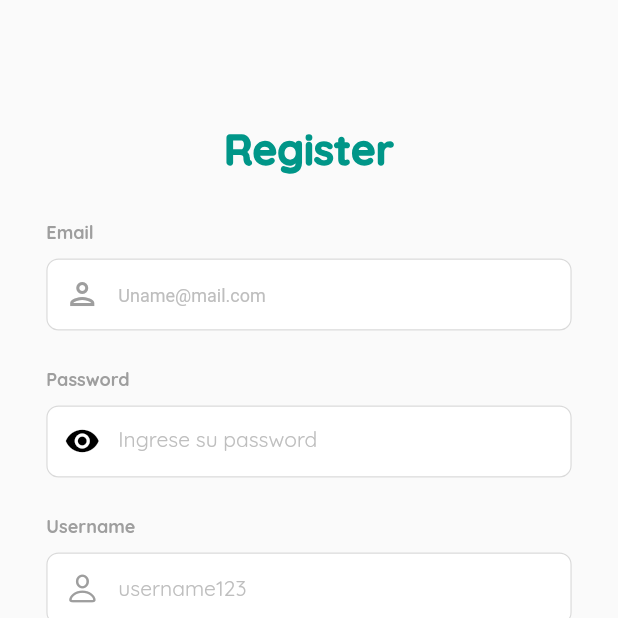
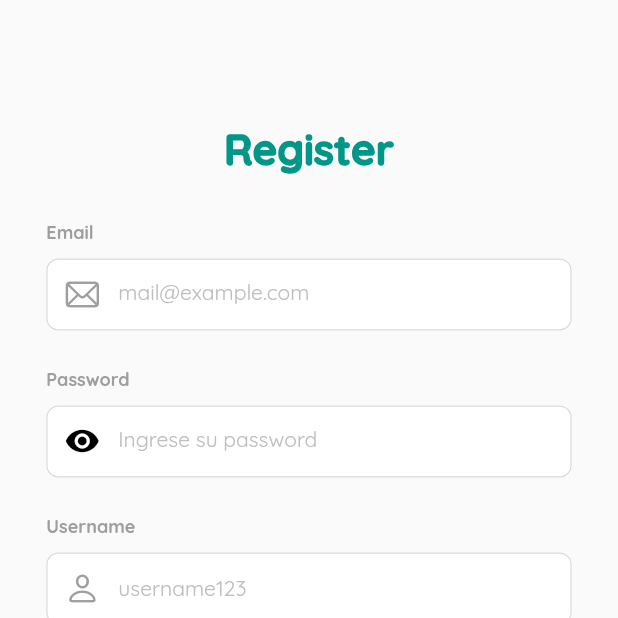
Before and after one commit to Christgrant98/ai-fish-aquarium, a Flutter app: the RegistroPage screen opened by its route, on a phone screen of 412 x 824 dp, the top half of it. Run offline on Flutter 3.47's test engine with Material 2 defaults, Android fonts, the phone set to English and light mode, and no system bars; our stand-ins replace blurrycontainer, camera, carousel_slider, go_router, google_fonts, google_nav_bar and 3 more; missing offline and left inert: google_mlkit_image_labeling, langchain, langchain_openai; accounts and stored records are empty.

```diff
--- a/lib/src/utils/widgets/email_form_field.dart
+++ b/lib/src/utils/widgets/email_form_field.dart
@@ -35,20 +35,22 @@ class EmailFormField extends StatelessWidget {
         const SizedBox(height: 10),
         BaseTextFormField(
           initialValue: initialValue,
-          decoration: const InputDecoration(
-            contentPadding: EdgeInsets.all(10),
+          decoration: InputDecoration(
+            contentPadding: const EdgeInsets.all(10),
             floatingLabelBehavior: FloatingLabelBehavior.never,
-            prefixIcon: Icon(
-              Icons.person_outlined,
+            floatingLabelStyle: const TextStyle(
+              color: Colors.black,
+            ),
+            prefixIcon: const Icon(
+              CupertinoIcons.envelope,
               color: Colors.grey,
             ),
             filled: true,
             fillColor: Colors.white,
-            hintText: 'Uname@mail.com',
-            hintStyle: TextStyle(
-              color: Color.fromARGB(255, 190, 190, 190),
-              fontSize: 12,
-              fontFamily: 'ProductSans',
+            labelText: 'mail@example.com',
+            labelStyle: GoogleFonts.quicksand(
+              color: const Color.fromARGB(255, 190, 190, 190),
+              fontSize: 14,
             ),
           ),
           onFieldSubmitted: onFieldSubmitted,
```
Also changed, not shown: lib/src/utils/widgets/comment_form_field.dart (+29 -2 lines), lib/src/utils/widgets/pez_details_modal_view.dart (+22 -15 lines).
